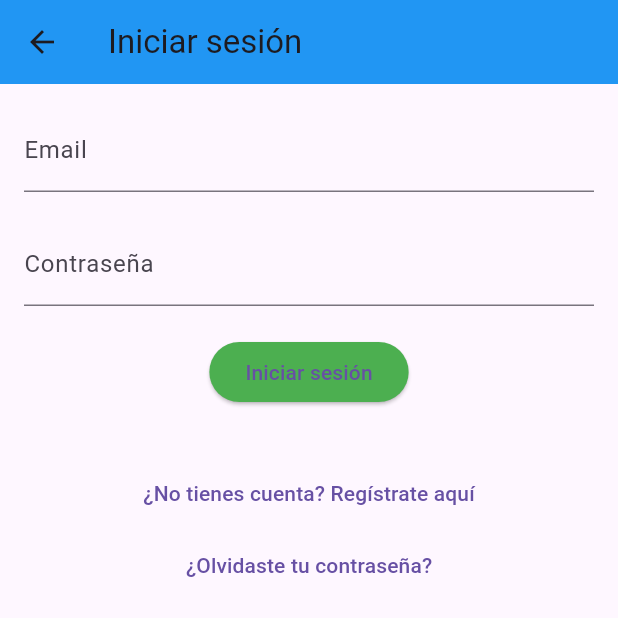
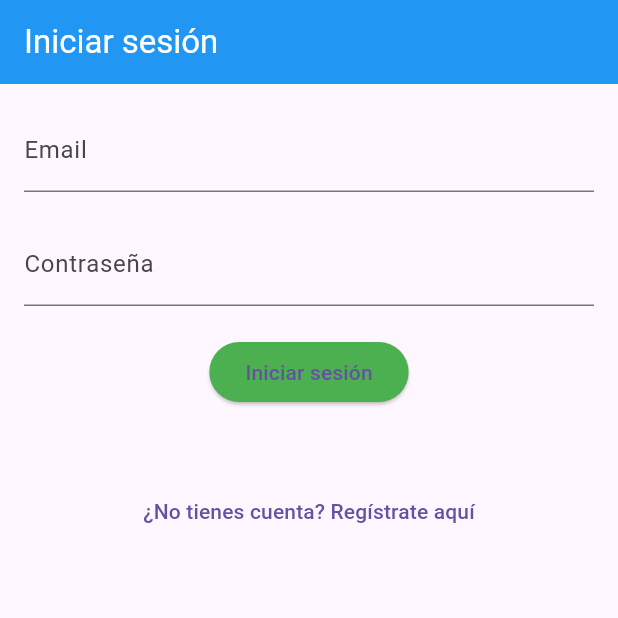
Before and after one commit to anakinSkywalker95/Examen-Reposicon, a Flutter app: the LoginScreen screen opened by its route, on a phone screen of 412 x 824 dp, the top half of it. Run offline on Flutter 3.47's test engine with Material 3 defaults, Android fonts, the phone set to English and light mode, and no system bars; our stand-ins replace cloud_firestore, firebase_auth, firebase_core, go_router; accounts and stored records are empty; Roboto replaces fonts that are missing (Arial).

Commit message:
cambios login

```diff
--- a/examen_reposicion/analysis_options.yaml
+++ b/examen_reposicion/analysis_options.yaml
@@ -7,6 +7,9 @@
 
 # The following line activates a set of recommended lints for Flutter apps,
 # packages, and plugins designed to encourage good coding practices.
+analyzer:
+  errors:
+    use_build_context_synchronously: ignore
 include: package:flutter_lints/flutter.yaml
 
 linter:
--- a/examen_reposicion/lib/page/login.dart
+++ b/examen_reposicion/lib/page/login.dart
@@ -1,6 +1,6 @@
 import 'package:flutter/material.dart';
 import 'package:app/page/registro.dart';
-import 'package:app/services/usuarios.dart';
+import 'package:app/page/usuarios.dart'; // Asegúrate de que UsuarioScreen esté importado
 
 class LoginScreen extends StatefulWidget {
   const LoginScreen({super.key});
@@ -10,18 +10,22 @@ class LoginScreen extends StatefulWidget {
 }
 
 class _LoginScreenState extends State<LoginScreen> {
-  final AuthService _auth = AuthService();
   final _formKey = GlobalKey<FormState>();
   String email = '';
   String password = '';
   String error = '';
-  bool isLoading = false; // Estado para controlar la carga
 
   @override
   Widget build(BuildContext context) {
     return Scaffold(
       appBar: AppBar(
-        title: const Text('Iniciar sesión'),
+        title: const Text(
+          'Iniciar sesión',
+          style: TextStyle(
+            fontFamily: 'Arial', // Cambia esto al tipo de letra que prefieras.
+            color: Colors.white, // Cambia esto al color que prefieras.
+          ),
+        ),
         backgroundColor: Colors.blue, // Cambia esto al color que prefieras.
       ),
       body: Padding(
@@ -37,7 +41,7 @@ class _LoginScreenState extends State<LoginScreen> {
                   setState(() => email = val);
                 },
               ),
-              const SizedBox(height: 20.0),
+              SizedBox(height: 20.0),
               TextFormField(
                 decoration: const InputDecoration(labelText: 'Contraseña'),
                 obscureText: true,
@@ -48,43 +52,25 @@ class _LoginScreenState extends State<LoginScreen> {
                   setState(() => password = val);
                 },
               ),
-              const SizedBox(height: 20.0),
-              isLoading // Mostrar un indicador de carga si isLoading es true
-                  ? const CircularProgressIndicator()
-                  : ElevatedButton(
-                      onPressed: () async {
-                        if (_formKey.currentState!.validate()) {
-                          setState(() =>
-                              isLoading = true); // Activar el estado de carga
-                          try {
-                            dynamic result = await _auth
-                                .signInWithEmailAndPassword(email, password);
-                            if (result == null) {
-                              setState(() => error =
-                                  'Error al iniciar sesión. Verifica tus credenciales.');
-                              setState(() => isLoading =
-                                  false); // Desactivar el estado de carga
-                            }
-                          } catch (e) {
-                            setState(() => error = e.toString());
-                            setState(() => isLoading =
-                                false); // Desactivar el estado de carga
-                          }
-                        }
-                      },
-                      style: ElevatedButton.styleFrom(
-                        backgroundColor:
-                            Colors.green, // Cambia esto al color que prefieras.
-                      ),
-                      child: const Text('Iniciar sesión'),
-                    ),
-              const SizedBox(height: 12.0),
+              SizedBox(height: 20.0),
+              ElevatedButton(
+                onPressed: () {
+                  Navigator.pushReplacement(
+                    context,
+                    MaterialPageRoute(builder: (context) => UsuarioScreen()),
+                  );
+                },
+                style: ElevatedButton.styleFrom(
+                  backgroundColor: Colors.green, // Cambia esto al color que prefieras.
+                ),
+                child: const Text('Iniciar sesión'),
+              ),
+              SizedBox(height: 12.0),
               Text(
                 error,
-                style: const TextStyle(
-                    color: Color.fromRGBO(255, 152, 0, 1),
-                    fontSize: 14.0), // Cambia esto al color que prefieras.
+                style: const TextStyle(color: Colors.orange, fontSize: 14.0), // Cambia esto al color que prefieras.
               ),
+              const SizedBox(height: 12.0),
               TextButton(
                 onPressed: () {
                   Navigator.push(
@@ -94,12 +80,6 @@ class _LoginScreenState extends State<LoginScreen> {
                 },
                 child: const Text('¿No tienes cuenta? Regístrate aquí'),
               ),
-              TextButton(
-                onPressed: () {
-                  _auth.resetPassword(email); // Restablecer contraseña
-                },
-                child: const Text('¿Olvidaste tu contraseña?'),
-              ),
             ],
           ),
         ),
--- a/examen_reposicion/lib/src/router.dart
+++ b/examen_reposicion/lib/src/router.dart
@@ -9,7 +9,7 @@ final GoRouter router = GoRouter(
     GoRoute(
       path: '/',
       builder: (BuildContext context, GoRouterState state) {
-        return UsuarioScreen();
+        return LoginScreen();
       },
       routes: <RouteBase>[
         GoRoute(
```
Also changed, not shown: examen_reposicion/lib/page/registro.dart (+5 -9 lines), examen_reposicion/lib/services/usuarios.dart (+12 -8 lines).
